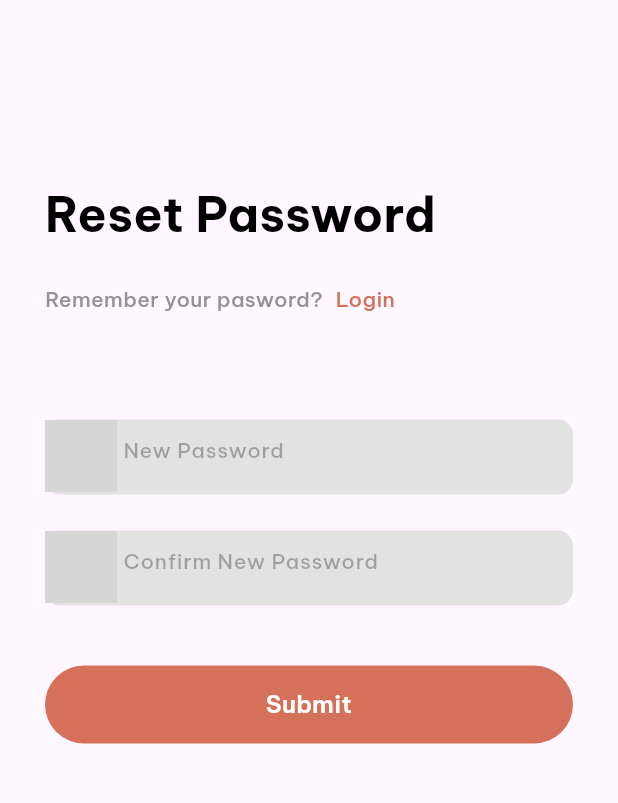
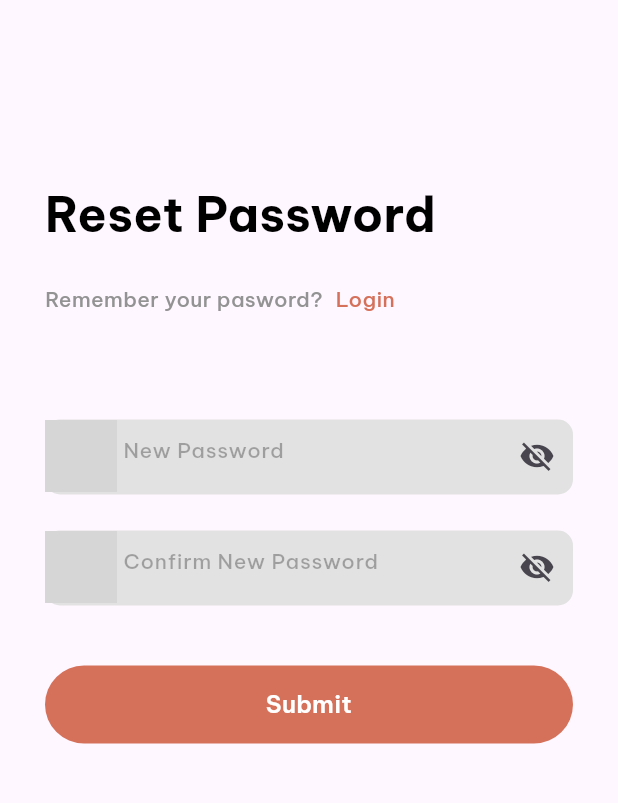
Before and after one commit to monicazanje/projects, a Flutter app: the ResetPass screen opened directly with empty values, on a phone screen of 412 x 824 dp, the part 80-883 px from its top. Run offline on Flutter 3.47's test engine with Material 3 defaults, Android fonts, the phone set to English and light mode, and no system bars; our stand-ins replace animated_splash_screen, carousel_slider, dio, file_picker, firebase_auth, firebase_core and 7 more; missing offline and left inert: razorpay_flutter; accounts and stored records are empty; grey boxes are pictures that could not be loaded.

Commit message:
flutter app

```diff
--- a/flutter_app/lib/view/homescreen.dart
+++ b/flutter_app/lib/view/homescreen.dart
@@ -10,6 +10,8 @@ class HomeScreen extends StatefulWidget {
 class _HomeScreenState extends State<HomeScreen> {
   @override
   Widget build(BuildContext context) {
-    return const Scaffold();
+    return Scaffold(
+      body: Center(child: Image.asset("assets/welcomeimg.png"),),
+    );
   }
 }
--- a/flutter_app/lib/view/loginotp.dart
+++ b/flutter_app/lib/view/loginotp.dart
@@ -106,7 +106,7 @@ class _LoginOtpState extends State<LoginOtp> {
                     decoration: const BoxDecoration(
                         color: Color.fromARGB(255, 226, 226, 226),
                         borderRadius: BorderRadius.all(Radius.circular(10))),
-                    width: 58,
+                    width: 50,
                     height: 59,
                     child: TextField(
                       controller: regProvider.otpcontroller[index],
--- a/flutter_app/lib/view/resetpass.dart
+++ b/flutter_app/lib/view/resetpass.dart
@@ -11,14 +11,12 @@ import 'package:provider/provider.dart';
 class ResetPass extends StatefulWidget {
   List<TextEditingController> otpcontroller =
       List.generate(6, (_) => TextEditingController());
-  ResetPass({super.key,required this.otpcontroller});
+  ResetPass({super.key, required this.otpcontroller});
   @override
   State<ResetPass> createState() => _ResetPassState();
 }
 
 class _ResetPassState extends State<ResetPass> {
-
-
   @override
   Widget build(BuildContext context) {
     final regProvider = Provider.of<RegisterController>(context);
@@ -99,8 +97,8 @@ class _ResetPassState extends State<ResetPass> {
                   color: Color.fromARGB(255, 226, 226, 226),
                   borderRadius: BorderRadius.all(Radius.circular(10))),
               child: TextField(
-                controller:regProvider.passController,
-                obscureText: true,
+                controller: regProvider.passController,
+                obscureText: !regProvider.passvisible,
                 decoration: InputDecoration(
                   border: InputBorder.none,
                   hintText: "New Password",
@@ -110,6 +108,16 @@ class _ResetPassState extends State<ResetPass> {
                     color: const Color.fromRGBO(0, 0, 0, 0.3),
                   ),
                   prefixIcon: Image.asset("assets/Vector.png"),
+                  suffixIcon: IconButton(
+                    onPressed: () {
+                      regProvider.togglePasswordVisibility();
+                    },
+                    icon: Icon(
+                      regProvider.passvisible
+                          ? Icons.visibility
+                          : Icons.visibility_off,
+                    ),
+                  ),
                 ),
               ),
             ),
@@ -122,7 +130,8 @@ class _ResetPassState extends State<ResetPass> {
                   borderRadius: BorderRadius.all(Radius.circular(10))),
               child: TextField(
                 controller: regProvider.repassController,
-                obscureText: true,
+                obscureText: !regProvider.newpassvisible,
+
                 decoration: InputDecoration(
                   border: InputBorder.none,
                   hintText: "Confirm New Password",
@@ -132,12 +141,25 @@ class _ResetPassState extends State<ResetPass> {
                     color: const Color.fromRGBO(0, 0, 0, 0.3),
                   ),
                   prefixIcon: Image.asset("assets/Vector.png"),
+                  suffixIcon: IconButton(
+                    onPressed: () {
+                      regProvider.toggleNewPasswordVisibility();
+                    },
+                    icon: Icon(
+                      regProvider.newpassvisible
+                          ? Icons.visibility
+                          : Icons.visibility_off,
+                    ),
+                  ),
                 ),
               ),
             ),
             GestureDetector(
               onTap: () {
-                resetpassPostRequest(regProvider.otpcontroller,regProvider.passController.text,regProvider.repassController.text);
+                resetpassPostRequest(
+                    regProvider.otpcontroller,
+                    regProvider.passController.text,
+                    regProvider.repassController.text);
               },
               child: Container(
                 alignment: Alignment.center,
@@ -164,11 +186,14 @@ class _ResetPassState extends State<ResetPass> {
       ),
     );
   }
-  Future<void> resetpassPostRequest(List<TextEditingController> otpControllers, String newpass, String cnewpass) async {
+
+  Future<void> resetpassPostRequest(List<TextEditingController> otpControllers,
+      String newpass, String cnewpass) async {
     String baseUrl = 'https://sowlab.com';
     String endpoint = '/assignment/#/Verify%20OTP/post_user_reset_password';
     String fullUrl = baseUrl + endpoint;
-  String otp = otpControllers.map((controller) => controller.text.trim()).join('');
+    String otp =
+        otpControllers.map((controller) => controller.text.trim()).join('');
 
     Map<String, dynamic> requestData = {
       'token': otp,
@@ -190,15 +215,17 @@ class _ResetPassState extends State<ResetPass> {
         log('Error: ${response.statusCode}, ${response.body}');
         log('Error: Unexpected response format');
         ScaffoldMessenger.of(context).showSnackBar(
-        const SnackBar(content: Text('Unexpected response from the server. Please try again later.')),
+          const SnackBar(
+              content: Text(
+                  'Unexpected response from the server. Please try again later.')),
         );
       }
     } catch (e) {
       log('Exception: $e');
       ScaffoldMessenger.of(context).showSnackBar(
-      const SnackBar(content: Text('Error occurred. Please try again later.')),
+        const SnackBar(
+            content: Text('Error occurred. Please try again later.')),
       );
     }
   }
-
 }
--- a/flutter_app/pubspec.yaml
+++ b/flutter_app/pubspec.yaml
@@ -37,3 +37,4 @@ flutter:
   - assets\Group 58@2x.png
   - assets\Group 61@2x.png
   - assets\Vector (2).png
+  - assets\welcomeimg.png
```
Also changed, not shown: flutter_app/lib/controller/resistercontroller.dart (+11 -51 lines), flutter_app/lib/view/loginscreen.dart (+65 -3 lines), flutter_app/assets/welcomeimg.png (added). Lines whose indentation alone changed are shown as unchanged.
